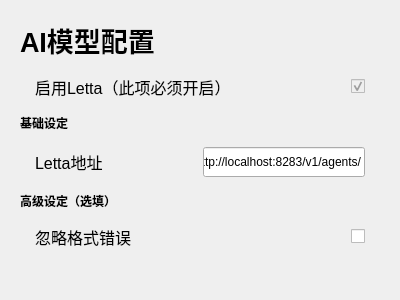
This is mianwindow_uichild/setting_ai.ui in Zao-chen/ZcChat as Qt 5 draws it before an edit. The edited form follows.
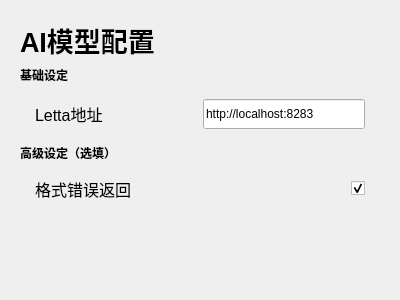
This is the edited form. Custom widgets are drawn as their Qt base class.

Commit message: [feat] 界面重写 2/5

Patch:
```diff
--- a/mianwindow_uichild/setting_ai.ui
+++ b/mianwindow_uichild/setting_ai.ui
@@ -13,7 +13,7 @@
   <property name="windowTitle">
    <string>Form</string>
   </property>
-  <layout class="QVBoxLayout" name="verticalLayout" stretch="0,0,0,0,0,0,1">
+  <layout class="QVBoxLayout" name="verticalLayout" stretch="0,0,0,0,0,1">
    <property name="leftMargin">
     <number>20</number>
    </property>
@@ -39,49 +39,6 @@
      </property>
     </widget>
    </item>
-   <item>
-    <widget class="ElaScrollPageArea" name="widget_13" native="true">
-     <layout class="QHBoxLayout" name="horizontalLayout_15">
-      <property name="leftMargin">
-       <number>15</number>
-      </property>
-      <property name="rightMargin">
-       <number>15</number>
-      </property>
-      <item>
-       <widget class="ElaText" name="label_19">
-        <property name="font">
-         <font>
-          <pointsize>12</pointsize>
-         </font>
-        </property>
-        <property name="text">
-         <string>启用Letta（此项必须开启）</string>
-        </property>
-       </widget>
-      </item>
-      <item>
-       <widget class="ElaCheckBox" name="checkBox_tachie_enable_4">
-        <property name="enabled">
-         <bool>false</bool>
-        </property>
-        <property name="sizePolicy">
-         <sizepolicy hsizetype="Fixed" vsizetype="Fixed">
-          <horstretch>0</horstretch>
-          <verstretch>0</verstretch>
-         </sizepolicy>
-        </property>
-        <property name="text">
-         <string/>
-        </property>
-        <property name="checked">
-         <bool>true</bool>
-        </property>
-       </widget>
-      </item>
-     </layout>
-    </widget>
-   </item>
    <item>
     <widget class="ElaText" name="label_14">
      <property name="font">
@@ -124,7 +81,7 @@
          </size>
         </property>
         <property name="text">
-         <string>http://localhost:8283/v1/agents/</string>
+         <string>http://localhost:8283</string>
         </property>
         <property name="alignment">
          <set>Qt::AlignmentFlag::AlignLeading|Qt::AlignmentFlag::AlignLeft|Qt::AlignmentFlag::AlignVCenter</set>
@@ -163,7 +120,7 @@
          </font>
         </property>
         <property name="text">
-         <string>忽略格式错误</string>
+         <string>格式错误返回</string>
         </property>
        </widget>
       </item>
@@ -182,7 +139,7 @@
          <string/>
         </property>
         <property name="checked">
-         <bool>false</bool>
+         <bool>true</bool>
         </property>
        </widget>
       </item>
```
Left out of the diff: 4 changed lines with no effect on the pictures. The commit also changes 6 other files.
